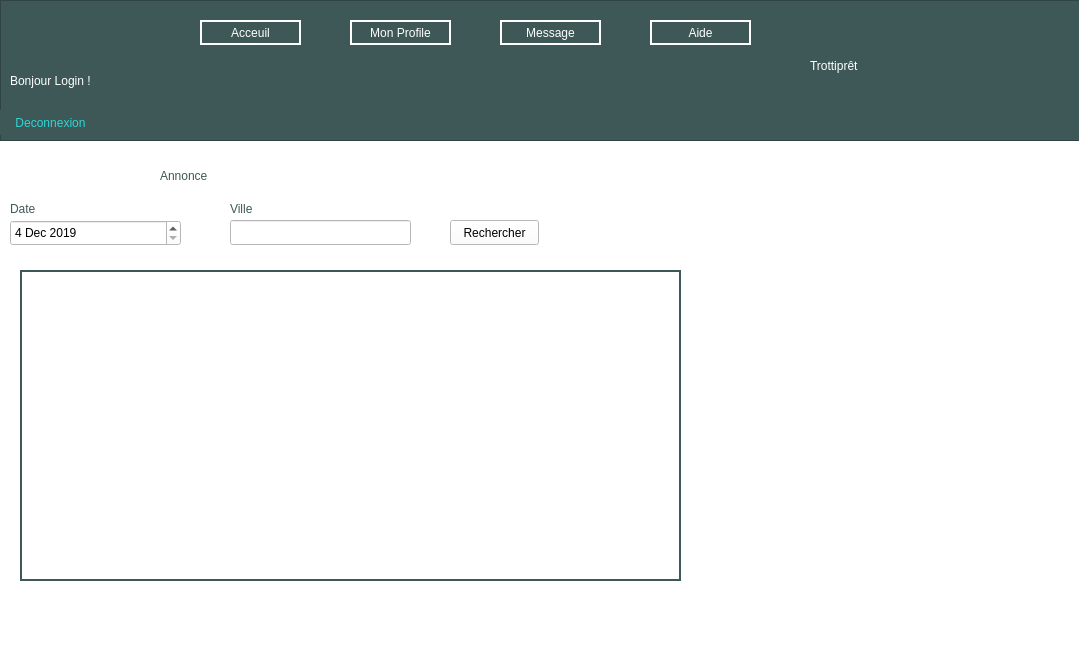
Qt form annoncewindow.ui (TheophileStauder/CPOA_Trottipret) before a commit.
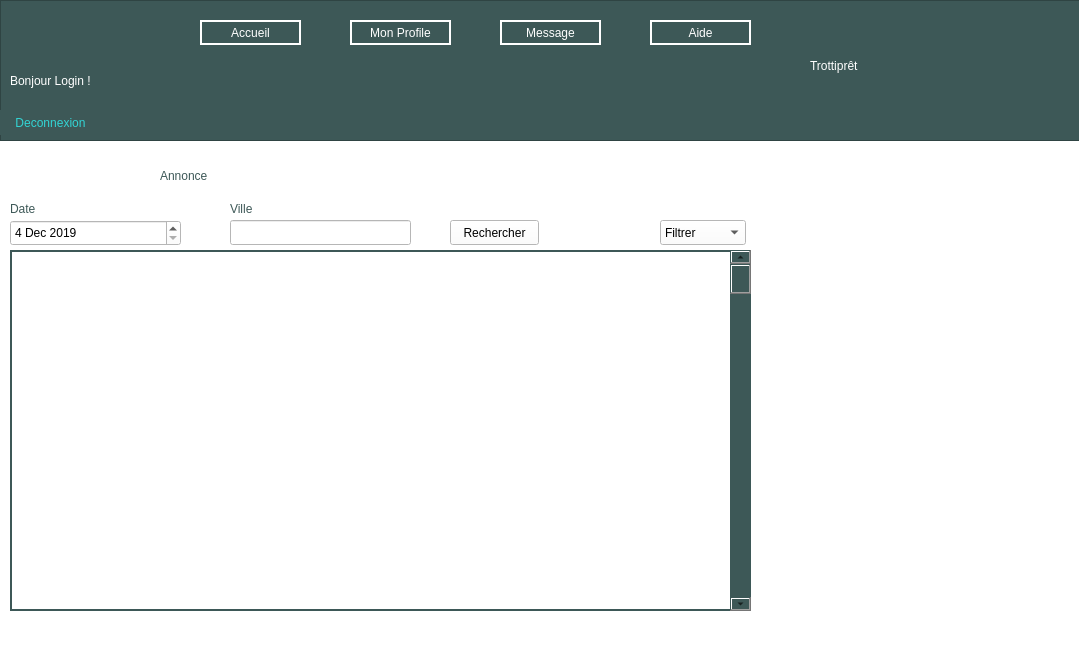
The same form after that commit.

```diff
--- a/annoncewindow.ui
+++ b/annoncewindow.ui
@@ -78,7 +78,7 @@
 color: rgb(255, 255, 255);</string>
      </property>
      <property name="text">
-      <string>Acceuil</string>
+      <string>Accueil</string>
      </property>
     </widget>
     <widget class="QPushButton" name="profil">
@@ -290,18 +290,63 @@
      <string>Annonce</string>
     </property>
    </widget>
-   <widget class="QGraphicsView" name="graphicsView">
+   <widget class="QGroupBox" name="groupBox">
     <property name="geometry">
      <rect>
-      <x>20</x>
-      <y>270</y>
-      <width>661</width>
-      <height>311</height>
+      <x>10</x>
+      <y>250</y>
+      <width>741</width>
+      <height>361</height>
      </rect>
     </property>
     <property name="styleSheet">
-     <string notr="true">border: 2px solid rgb(61, 88, 87);</string>
+     <string notr="true">border: 2px solid rgb(61, 88, 87);
+</string>
     </property>
+    <property name="title">
+     <string/>
+    </property>
+    <widget class="QScrollBar" name="verticalScrollBar">
+     <property name="geometry">
+      <rect>
+       <x>720</x>
+       <y>0</y>
+       <width>21</width>
+       <height>361</height>
+      </rect>
+     </property>
+     <property name="styleSheet">
+      <string notr="true">background-color:rgb(61, 88, 87);</string>
+     </property>
+     <property name="orientation">
+      <enum>Qt::Vertical</enum>
+     </property>
+    </widget>
+   </widget>
+   <widget class="QComboBox" name="comboBox">
+    <property name="geometry">
+     <rect>
+      <x>660</x>
+      <y>220</y>
+      <width>86</width>
+      <height>25</height>
+     </rect>
+    </property>
+    <item>
+     <property name="text">
+      <string>Filtrer</string>
+     </property>
+    </item>
+    <item>
+     <property name="text">
+      <string>Prix le plus bas</string>
+     </property>
+    </item>
+    <item>
+     <property name="text">
+      <string>Recent</string>
+     </property>
+    </item>
    </widget>
   </widget>
   <widget class="QStatusBar" name="statusbar"/>
```
